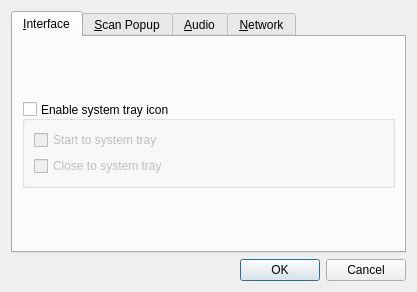
Above: src/preferences.ui from goldendict/goldendict before the change. Below: the same form after it.
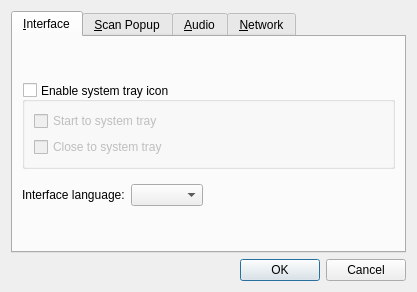
That is the form after the change.

Commit message: + Implemented the ability to change program's language. * Russian translation updated to include new strings, others were fixed   a bit.

What changed in the file:
```diff
--- a/src/preferences.ui
+++ b/src/preferences.ui
@@ -87,6 +87,49 @@
          </layout>
         </widget>
        </item>
+       <item>
+        <spacer name="verticalSpacer_9">
+         <property name="orientation">
+          <enum>Qt::Vertical</enum>
+         </property>
+         <property name="sizeType">
+          <enum>QSizePolicy::Fixed</enum>
+         </property>
+         <property name="sizeHint" stdset="0">
+          <size>
+           <width>20</width>
+           <height>9</height>
+          </size>
+         </property>
+        </spacer>
+       </item>
+       <item>
+        <layout class="QHBoxLayout" name="horizontalLayout_6">
+         <item>
+          <widget class="QLabel" name="label_6">
+           <property name="text">
+            <string>Interface language:</string>
+           </property>
+          </widget>
+         </item>
+         <item>
+          <widget class="QComboBox" name="interfaceLanguage"/>
+         </item>
+         <item>
+          <spacer name="horizontalSpacer_3">
+           <property name="orientation">
+            <enum>Qt::Horizontal</enum>
+           </property>
+           <property name="sizeHint" stdset="0">
+            <size>
+             <width>40</width>
+             <height>20</height>
+            </size>
+           </property>
+          </spacer>
+         </item>
+        </layout>
+       </item>
        <item>
         <spacer name="verticalSpacer">
          <property name="orientation">
```
The commit also changes 9 other files.
